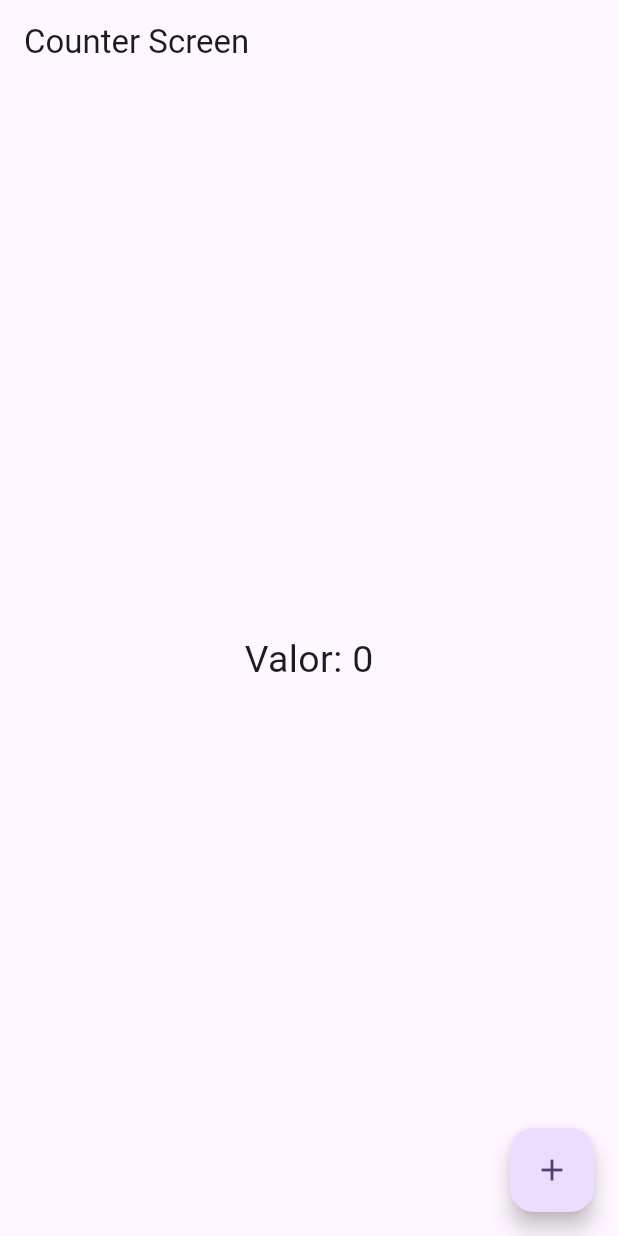
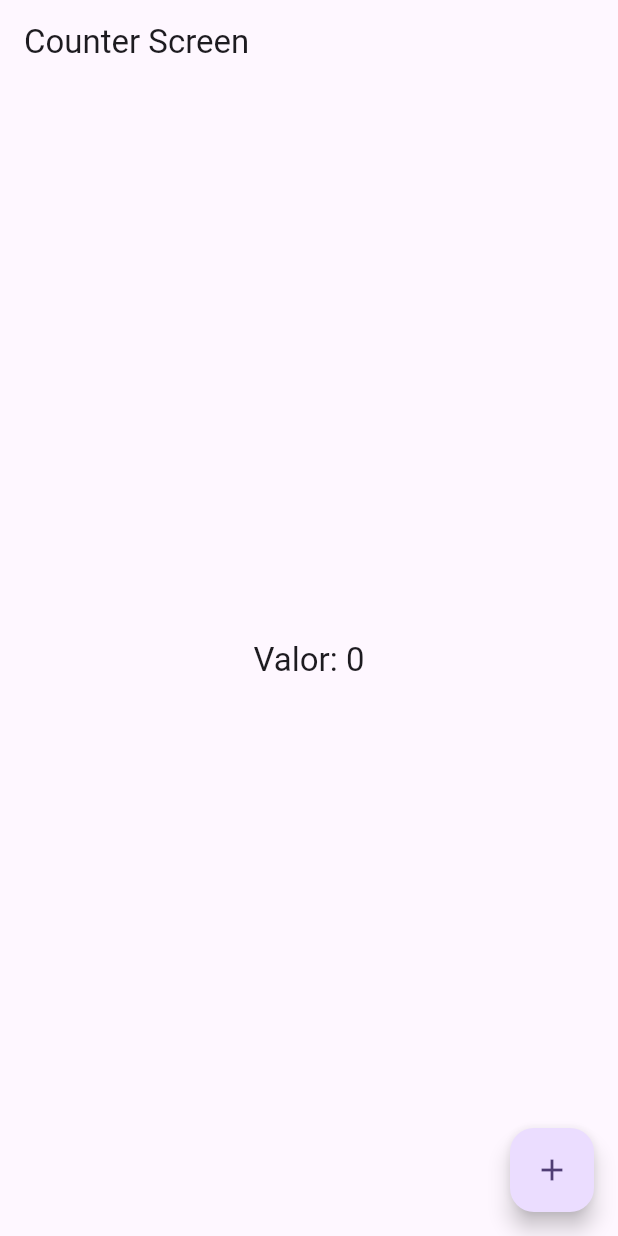
Before and after one commit to wildzek/widgets_app, a Flutter app: the CounterScreen screen opened by its route, on a phone screen of 412 x 824 dp. Run offline on Flutter 3.47's test engine with Material 3 defaults, Android fonts, the phone set to English and light mode, and no system bars; our stand-ins replace go_router.

Commit message:
Added a new textsyle to counter screen

```diff
--- a/widgets_app/lib/presentation/screens/counter/counter_screen.dart
+++ b/widgets_app/lib/presentation/screens/counter/counter_screen.dart
@@ -14,7 +14,7 @@ class CounterScreen extends StatelessWidget {
       ),
       body: Center(
         child: Column(mainAxisAlignment: MainAxisAlignment.center, children: [
-          Text('Valor: $clickCounter', style: const TextStyle(fontSize: 25))
+          Text('Valor: $clickCounter', style: Theme.of(context).textTheme.titleLarge)
         ]),
       ),
       floatingActionButton: FloatingActionButton(onPressed: () {
```
